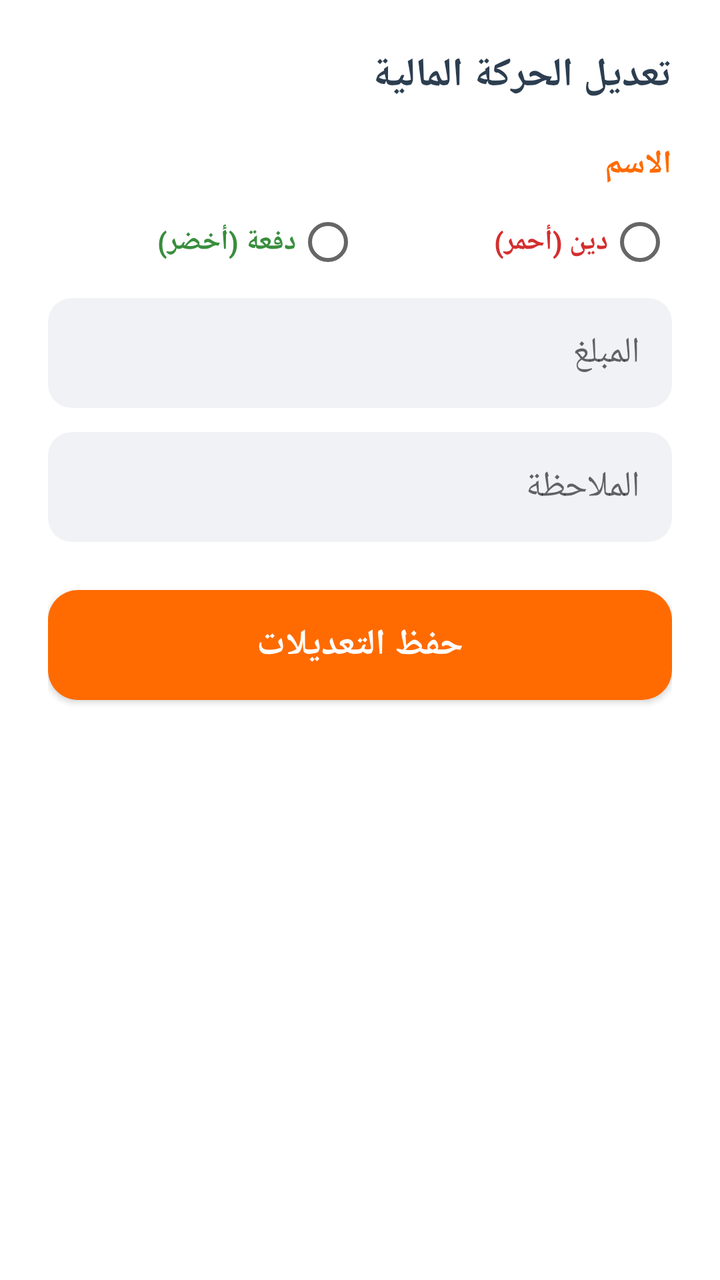
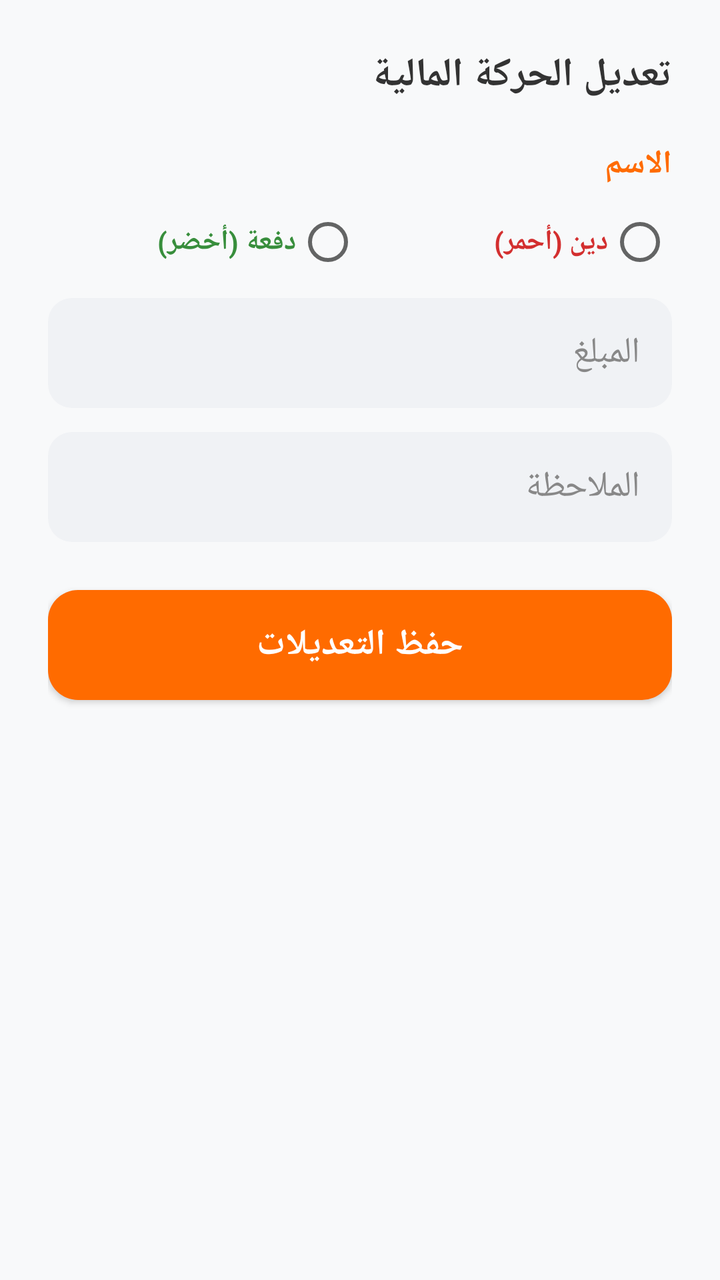

Compare the two renders of this Android layout. The source of the first and the diff that turns it into the second are given below.
<!-- AndroidManifest.xml: application theme Theme.TransferApp -->
<!-- res/layout/dialog_edit_transaction.xml -->
<?xml version="1.0" encoding="utf-8"?>
<LinearLayout xmlns:android="http://schemas.android.com/apk/res/android" android:layout_width="match_parent" android:layout_height="wrap_content" android:orientation="vertical" android:layoutDirection="rtl" android:padding="24dp" android:background="#FFFFFF">
    <TextView android:layout_width="wrap_content" android:layout_height="wrap_content" android:text="تعديل الحركة المالية" android:textSize="20sp" android:textStyle="bold" android:textColor="#2C3E50" android:layout_marginBottom="20dp"/>
    <TextView android:id="@+id/tv_edit_trans_name" android:layout_width="match_parent" android:layout_height="wrap_content" android:text="الاسم" android:textSize="16sp" android:textStyle="bold" android:textColor="#FF6B00" android:layout_marginBottom="12dp"/>
    <RadioGroup android:id="@+id/rg_edit_trans_type" android:layout_width="match_parent" android:layout_height="wrap_content" android:orientation="horizontal" android:layout_marginBottom="12dp">
        <RadioButton android:id="@+id/rb_edit_debt" android:layout_width="0dp" android:layout_weight="1" android:layout_height="wrap_content" android:text="دين (أحمر)" android:textColor="#D32F2F" android:textStyle="bold"/>
        <RadioButton android:id="@+id/rb_edit_payment" android:layout_width="0dp" android:layout_weight="1" android:layout_height="wrap_content" android:text="دفعة (أخضر)" android:textColor="#388E3C" android:textStyle="bold"/>
    </RadioGroup>
    <EditText android:id="@+id/input_edit_trans_amount" android:layout_width="match_parent" android:layout_height="55dp" android:background="@drawable/bg_input_gray" android:inputType="number" android:hint="المبلغ" android:paddingStart="16dp" android:paddingEnd="16dp" android:textColor="#333333" android:layout_marginBottom="12dp"/>
    <EditText android:id="@+id/input_edit_trans_note" android:layout_width="match_parent" android:layout_height="55dp" android:background="@drawable/bg_input_gray" android:hint="الملاحظة" android:paddingStart="16dp" android:paddingEnd="16dp" android:textColor="#333333" android:layout_marginBottom="24dp"/>
    <androidx.appcompat.widget.AppCompatButton android:id="@+id/btn_save_edit_trans" android:layout_width="match_parent" android:layout_height="55dp" android:text="حفظ التعديلات" android:textSize="18sp" android:textStyle="bold" android:background="@drawable/bg_rounded_orange" android:textColor="#FFFFFF" />
</LinearLayout>
<!-- resources referenced by this layout -->
<resources>
  <!-- drawable bg_input_gray (drawable) -->
  ﻿<?xml version="1.0" encoding="utf-8"?><shape xmlns:android="http://schemas.android.com/apk/res/android" android:shape="rectangle"><solid android:color="@color/colorInput" /><corners android:radius="12dp" /></shape>
  <!-- drawable bg_rounded_orange (drawable) -->
  ﻿<?xml version="1.0" encoding="utf-8"?><shape xmlns:android="http://schemas.android.com/apk/res/android" android:shape="rectangle"><solid android:color="@color/colorPrimary" /><corners android:radius="15dp" /></shape>
  <style name="Theme.TransferApp" parent="Theme.AppCompat.DayNight.NoActionBar">
          <item name="colorPrimary">@color/colorPrimary</item>
          <item name="colorPrimaryDark">@color/colorPrimaryDark</item>
          <item name="colorAccent">@color/colorAccent</item>
          <item name="colorControlActivated">@color/colorPrimary</item>
      </style>
  <color name="colorInput">#F0F2F5</color>
  <color name="colorPrimary">#FF6B00</color>
  <color name="colorPrimaryDark">#E65100</color>
  <color name="colorAccent">#4CAF50</color>
</resources>

<!-- the commit's change to res/layout/dialog_edit_transaction.xml (unified diff, before → after) -->
@@ -1,12 +1,12 @@
 <?xml version="1.0" encoding="utf-8"?>
-<LinearLayout xmlns:android="http://schemas.android.com/apk/res/android" android:layout_width="match_parent" android:layout_height="wrap_content" android:orientation="vertical" android:layoutDirection="rtl" android:padding="24dp" android:background="#FFFFFF">
-    <TextView android:layout_width="wrap_content" android:layout_height="wrap_content" android:text="تعديل الحركة المالية" android:textSize="20sp" android:textStyle="bold" android:textColor="#2C3E50" android:layout_marginBottom="20dp"/>
+<LinearLayout xmlns:android="http://schemas.android.com/apk/res/android" android:layout_width="match_parent" android:layout_height="wrap_content" android:orientation="vertical" android:layoutDirection="rtl" android:padding="24dp" android:background="@color/colorBackground">
+    <TextView android:layout_width="wrap_content" android:layout_height="wrap_content" android:text="تعديل الحركة المالية" android:textSize="20sp" android:textStyle="bold" android:textColor="@color/colorTextPrimary" android:layout_marginBottom="20dp"/>
     <TextView android:id="@+id/tv_edit_trans_name" android:layout_width="match_parent" android:layout_height="wrap_content" android:text="الاسم" android:textSize="16sp" android:textStyle="bold" android:textColor="#FF6B00" android:layout_marginBottom="12dp"/>
     <RadioGroup android:id="@+id/rg_edit_trans_type" android:layout_width="match_parent" android:layout_height="wrap_content" android:orientation="horizontal" android:layout_marginBottom="12dp">
         <RadioButton android:id="@+id/rb_edit_debt" android:layout_width="0dp" android:layout_weight="1" android:layout_height="wrap_content" android:text="دين (أحمر)" android:textColor="#D32F2F" android:textStyle="bold"/>
         <RadioButton android:id="@+id/rb_edit_payment" android:layout_width="0dp" android:layout_weight="1" android:layout_height="wrap_content" android:text="دفعة (أخضر)" android:textColor="#388E3C" android:textStyle="bold"/>
     </RadioGroup>
-    <EditText android:id="@+id/input_edit_trans_amount" android:layout_width="match_parent" android:layout_height="55dp" android:background="@drawable/bg_input_gray" android:inputType="number" android:hint="المبلغ" android:paddingStart="16dp" android:paddingEnd="16dp" android:textColor="#333333" android:layout_marginBottom="12dp"/>
-    <EditText android:id="@+id/input_edit_trans_note" android:layout_width="match_parent" android:layout_height="55dp" android:background="@drawable/bg_input_gray" android:hint="الملاحظة" android:paddingStart="16dp" android:paddingEnd="16dp" android:textColor="#333333" android:layout_marginBottom="24dp"/>
-    <androidx.appcompat.widget.AppCompatButton android:id="@+id/btn_save_edit_trans" android:layout_width="match_parent" android:layout_height="55dp" android:text="حفظ التعديلات" android:textSize="18sp" android:textStyle="bold" android:background="@drawable/bg_rounded_orange" android:textColor="#FFFFFF" />
+    <EditText android:id="@+id/input_edit_trans_amount" android:layout_width="match_parent" android:layout_height="55dp" android:background="@drawable/bg_input_gray" android:inputType="number" android:hint="المبلغ" android:paddingStart="16dp" android:paddingEnd="16dp" android:textColor="@color/colorTextPrimary" android:textColorHint="@color/colorHint" android:layout_marginBottom="12dp"/>
+    <EditText android:id="@+id/input_edit_trans_note" android:layout_width="match_parent" android:layout_height="55dp" android:background="@drawable/bg_input_gray" android:hint="الملاحظة" android:paddingStart="16dp" android:paddingEnd="16dp" android:textColor="@color/colorTextPrimary" android:textColorHint="@color/colorHint" android:layout_marginBottom="24dp"/>
+    <androidx.appcompat.widget.AppCompatButton android:id="@+id/btn_save_edit_trans" android:layout_width="match_parent" android:layout_height="55dp" android:text="حفظ التعديلات" android:textSize="18sp" android:textStyle="bold" android:background="@drawable/bg_rounded_orange" android:textColor="@color/colorTextOnPrimary" />
 </LinearLayout>
<!-- resource entries referenced after the edit -->
@@ -1,5 +1,9 @@
 <!-- resources referenced by this layout -->
 <resources>
+  <color name="colorBackground">#F8F9FA</color>
+  <color name="colorHint">#888888</color>
+  <color name="colorTextOnPrimary">#FFFFFF</color>
+  <color name="colorTextPrimary">#333333</color>
   <!-- drawable bg_input_gray (drawable) -->
   ﻿<?xml version="1.0" encoding="utf-8"?><shape xmlns:android="http://schemas.android.com/apk/res/android" android:shape="rectangle"><solid android:color="@color/colorInput" /><corners android:radius="12dp" /></shape>
   <!-- drawable bg_rounded_orange (drawable) -->
